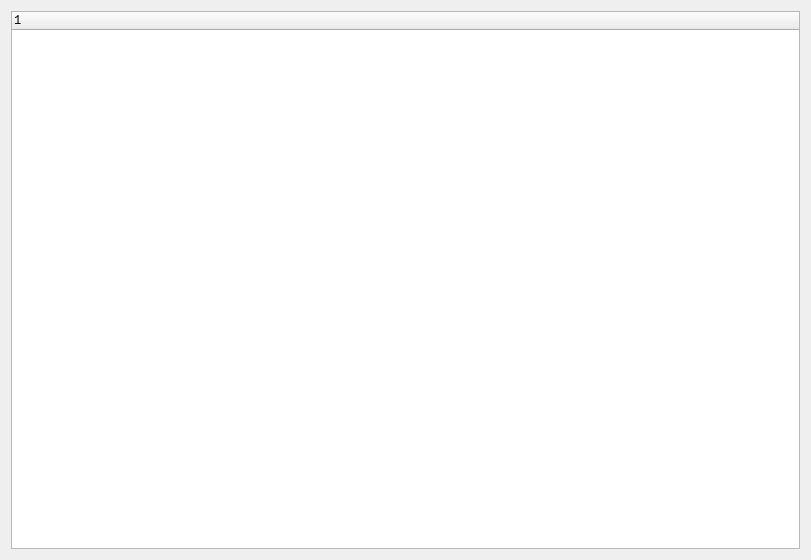
Above: asammdf/gui/ui/tabular.ui from danielhrisca/asammdf before the change. Below: the same form after it.
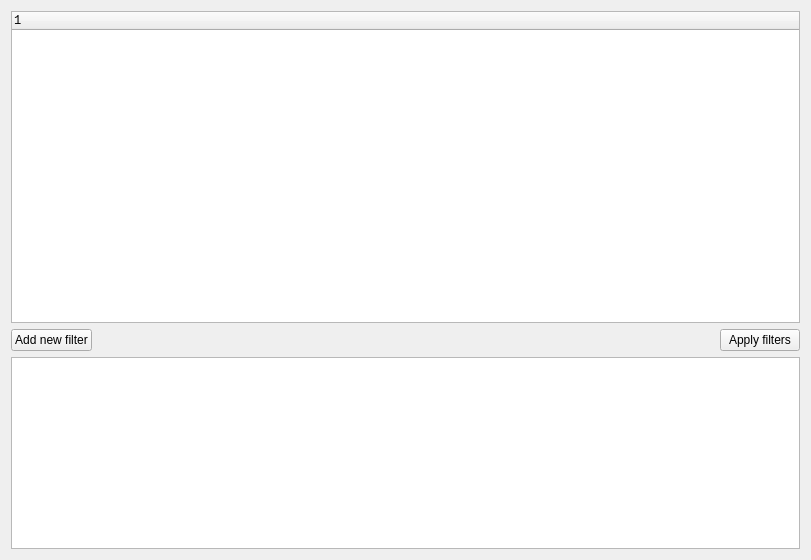
That is the form after the change. Icons and pictures are not drawn. Custom widgets are drawn as their Qt base class.

Commit message: add filtering to tabular window

The edit to the form file:
```diff
--- a/asammdf/gui/ui/tabular.ui
+++ b/asammdf/gui/ui/tabular.ui
@@ -13,8 +13,8 @@
   <property name="windowTitle">
    <string>Form</string>
   </property>
-  <layout class="QVBoxLayout" name="verticalLayout">
-   <item>
+  <layout class="QGridLayout" name="gridLayout" rowstretch="1,0,0">
+   <item row="0" column="0" colspan="3">
     <widget class="QTreeWidget" name="tree">
      <property name="font">
       <font>
@@ -31,8 +31,55 @@
      </column>
     </widget>
    </item>
+   <item row="1" column="0">
+    <widget class="QPushButton" name="add_filter_btn">
+     <property name="text">
+      <string>Add new filter</string>
+     </property>
+     <property name="icon">
+      <iconset resource="resource.qrc">
+       <normaloff>:/plus.png</normaloff>:/plus.png</iconset>
+     </property>
+    </widget>
+   </item>
+   <item row="1" column="1">
+    <spacer name="horizontalSpacer">
+     <property name="orientation">
+      <enum>Qt::Horizontal</enum>
+     </property>
+     <property name="sizeHint" stdset="0">
+      <size>
+       <width>579</width>
+       <height>20</height>
+      </size>
+     </property>
+    </spacer>
+   </item>
+   <item row="1" column="2">
+    <widget class="QPushButton" name="apply_filters_btn">
+     <property name="text">
+      <string>Apply filters</string>
+     </property>
+     <property name="icon">
+      <iconset resource="resource.qrc">
+       <normaloff>:/filter.png</normaloff>:/filter.png</iconset>
+     </property>
+    </widget>
+   </item>
+   <item row="2" column="0" colspan="3">
+    <widget class="ListWidget" name="filters"/>
+   </item>
   </layout>
  </widget>
- <resources/>
+ <customwidgets>
+  <customwidget>
+   <class>ListWidget</class>
+   <extends>QListWidget</extends>
+   <header>asammdf/gui/widgets/list.h</header>
+  </customwidget>
+ </customwidgets>
+ <resources>
+  <include location="resource.qrc"/>
+ </resources>
  <connections/>
 </ui>
```
The commit also changes 3 other files.
